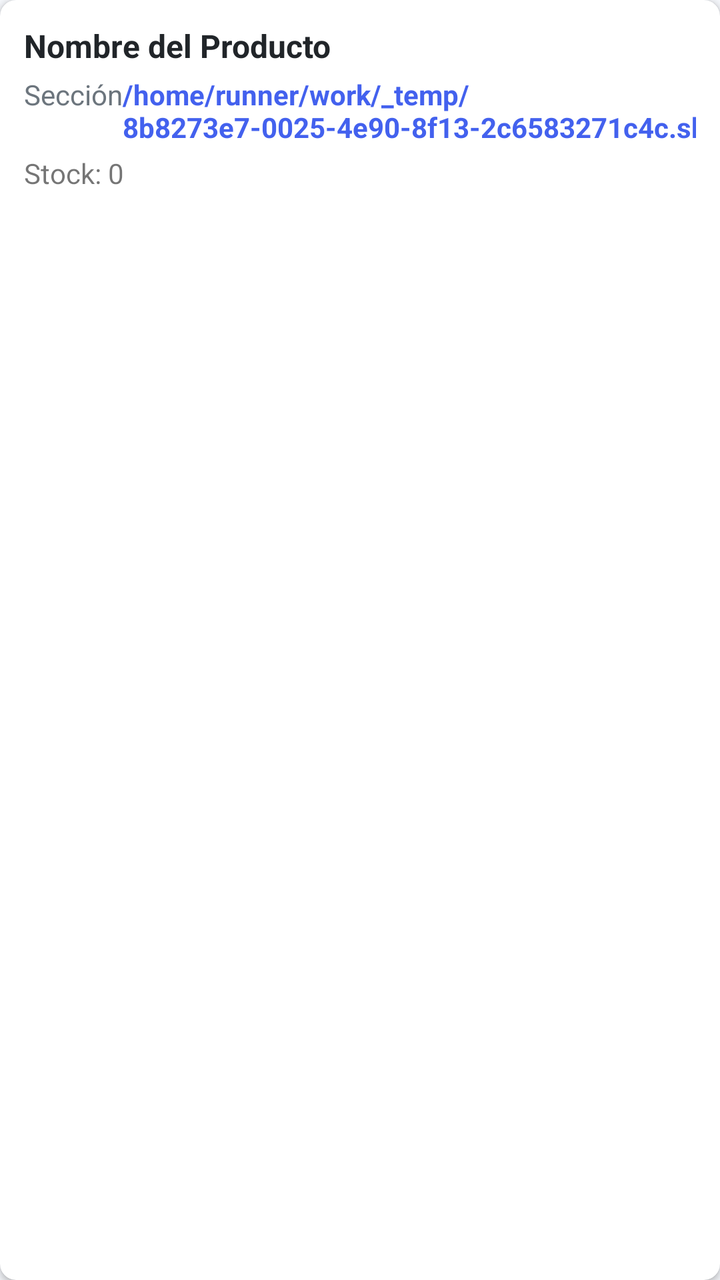
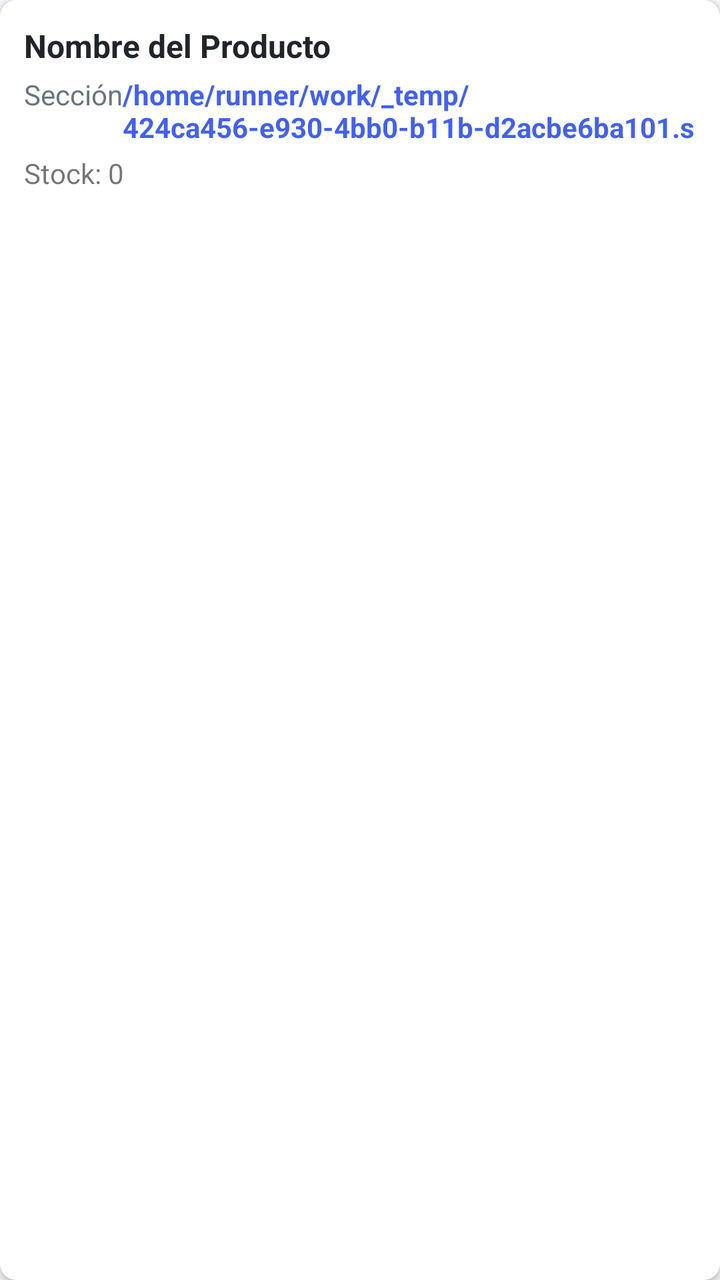

Compare the two renders of this Android layout. The source of the first and the diff that turns it into the second are given below.
<!-- AndroidManifest.xml: application theme Theme.OmniVentas -->
<!-- res/layout/item_producto.xml -->
<?xml version="1.0" encoding="utf-8"?>
<androidx.cardview.widget.CardView xmlns:android="http://schemas.android.com/apk/res/android"
    xmlns:app="http://schemas.android.com/apk/res-auto"
    android:layout_width="match_parent"
    android:layout_height="wrap_content"
    android:layout_marginBottom="8dp"
    app:cardCornerRadius="8dp"
    app:cardElevation="2dp">
    <LinearLayout
        android:layout_width="match_parent"
        android:layout_height="wrap_content"
        android:orientation="vertical"
        android:padding="12dp">
        <TextView
            android:id="@+id/tv_nombre"
            android:layout_width="match_parent"
            android:layout_height="wrap_content"
            android:text="Nombre del Producto"
            android:textSize="16sp"
            android:textStyle="bold"
            android:textColor="@color/dark" />
        <LinearLayout
            android:layout_width="match_parent"
            android:layout_height="wrap_content"
            android:orientation="horizontal"
            android:layout_marginTop="4dp">
            <TextView
                android:id="@+id/tv_seccion"
                android:layout_width="0dp"
                android:layout_height="wrap_content"
                android:layout_weight="1"
                android:text="Sección"
                android:textSize="14sp"
                android:textColor="@color/gray" />
            <TextView
                android:id="@+id/tv_precio"
                android:layout_width="wrap_content"
                android:layout_height="wrap_content"
                android:text="/home/runner/work/_temp/8b8273e7-0025-4e90-8f13-2c6583271c4c.sh.00"
                android:textSize="14sp"
                android:textColor="@color/primary"
                android:textStyle="bold" />
        </LinearLayout>
        <TextView
            android:id="@+id/tv_stock"
            android:layout_width="wrap_content"
            android:layout_height="wrap_content"
            android:text="Stock: 0"
            android:textSize="14sp"
            android:layout_marginTop="4dp" />
    </LinearLayout>
</androidx.cardview.widget.CardView>
<!-- resources referenced by this layout -->
<resources>
  <color name="dark">#212529</color>
  <color name="gray">#6C757D</color>
  <color name="primary">#4361EE</color>
  <style name="Theme.OmniVentas" parent="Theme.MaterialComponents.DayNight.NoActionBar">
          <item name="colorPrimary">@color/primary</item>
          <item name="colorPrimaryVariant">@color/primary_dark</item>
          <item name="colorOnPrimary">@color/white</item>
          <item name="colorSecondary">@color/secondary</item>
          <item name="colorOnSecondary">@color/white</item>
          <item name="android:statusBarColor">@color/primary</item>
          <item name="android:windowBackground">@color/light_gray</item>
      </style>
  <color name="primary_dark">#3A56D4</color>
  <color name="white">#FFFFFF</color>
  <color name="secondary">#3F37C9</color>
  <color name="light_gray">#F5F7FB</color>
</resources>

<!-- the commit's change to res/layout/item_producto.xml (unified diff, before → after) -->
@@ -36,7 +36,7 @@
                 android:id="@+id/tv_precio"
                 android:layout_width="wrap_content"
                 android:layout_height="wrap_content"
-                android:text="/home/runner/work/_temp/8b8273e7-0025-4e90-8f13-2c6583271c4c.sh.00"
+                android:text="/home/runner/work/_temp/424ca456-e930-4bb0-b11b-d2acbe6ba101.sh.00"
                 android:textSize="14sp"
                 android:textColor="@color/primary"
                 android:textStyle="bold" />
